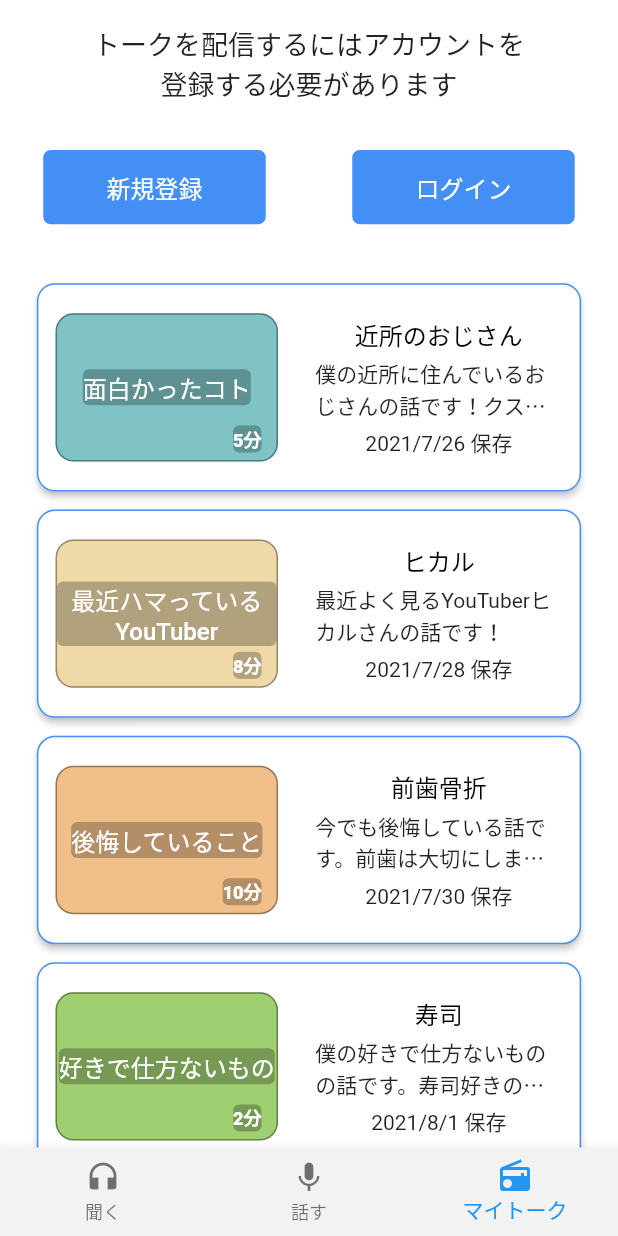
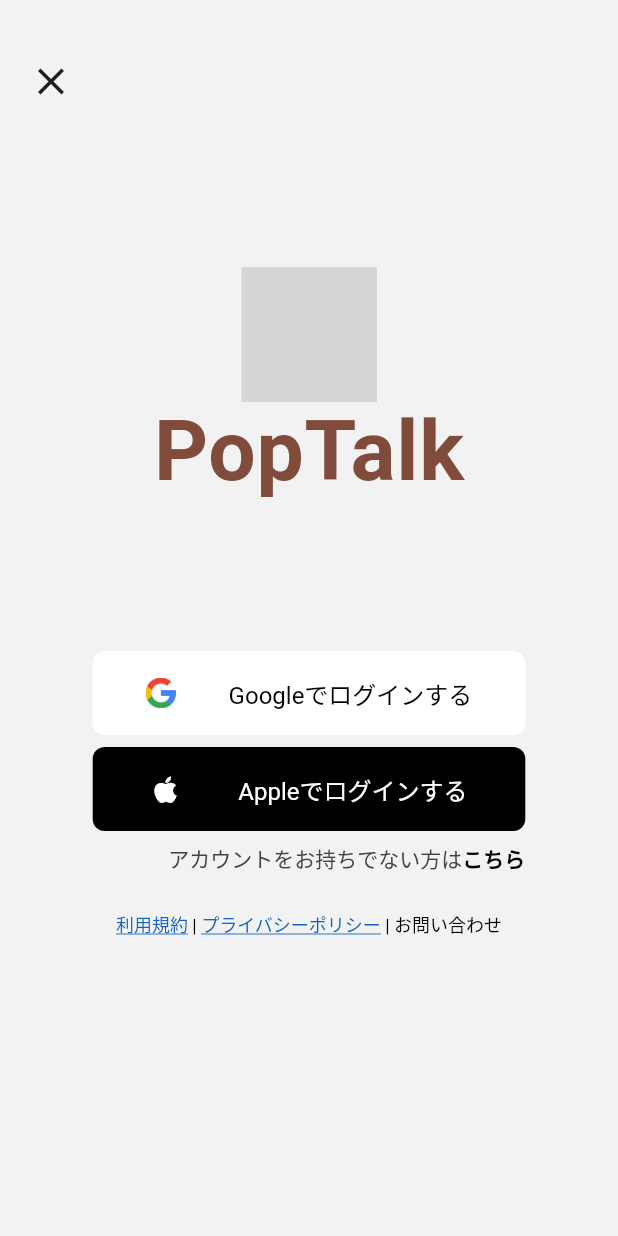
Before and after one commit to masa-tokyo/pop_talk, a Flutter app: the screen it shows after launch, item 3 of the bottom bar chosen, after a tap on "ログイン", on a phone screen of 412 x 824 dp. Run offline on Flutter 3.47's test engine with Material 2 defaults, Android fonts, the phone set to English and light mode, and no system bars; our stand-ins replace cloud_firestore, firebase_auth, firebase_core, flutter_dotenv, flutter_riverpod, flutter_svg and 4 more; accounts and stored records are empty; network calls fail; project files that could hold a hidden picture were left out; grey boxes are pictures that could not be loaded.

Commit message:
[Add]ログイン画面を追加

```diff
--- a/lib/presentation/ui/pages/my_talk.dart
+++ b/lib/presentation/ui/pages/my_talk.dart
@@ -28,11 +28,12 @@ class MyTalkPage extends StatelessWidget {
         } else if (_authNotifier.currentUser == null) {
           return UnauthorizedMyTalk(savedTalkItems: _savedTalkItems);
         } else {
-          return AuthorizedMyTalk(
-            savedTalkItems: _savedTalkItems,
-            postedTalkItems: _postedTalkItems,
-            userData: _authNotifier.currentUser!,
-          );
+          return UnauthorizedMyTalk(savedTalkItems: _savedTalkItems);
+          //     AuthorizedMyTalk(
+          //   savedTalkItems: _savedTalkItems,
+          //   postedTalkItems: _postedTalkItems,
+          //   userData: _authNotifier.currentUser!,
+          // );
         }
       },
     );
--- /dev/null
+++ b/lib/presentation/ui/pages/resister.dart
@@ -0,0 +1,176 @@
+import 'package:flutter/gestures.dart';
+import 'package:flutter/material.dart';
+import 'package:flutter_svg/svg.dart';
+import 'package:font_awesome_flutter/font_awesome_flutter.dart';
+import 'package:google_fonts/google_fonts.dart';
+
+class ResisterPage extends StatefulWidget {
+  const ResisterPage({Key? key}) : super(key: key);
+
+  @override
+  _ResisterPageState createState() => _ResisterPageState();
+}
+
+class _ResisterPageState extends State<ResisterPage> {
+  @override
+  Widget build(BuildContext context) {
+    return Column(
+      children: [
+        Container(
+          padding: const EdgeInsets.only(top: 30, left: 10),
+          alignment: Alignment.topLeft,
+          child: IconButton(
+            onPressed: () => Navigator.pop(context),
+            icon: const Icon(
+              Icons.close,
+              size: 30,
+            ),
+          ),
+        ),
+        const SizedBox(height: 100),
+        Column(
+          children: [
+            SvgPicture.asset(
+              'assets/images/poptalk_logo.svg',
+              fit: BoxFit.cover,
+              height: 90,
+              width: 90,
+            ),
+            Text(
+              'PopTalk',
+              style: GoogleFonts.mPlusRounded1c(
+                letterSpacing: 0.5,
+                textStyle: const TextStyle(
+                  fontSize: 56,
+                  fontWeight: FontWeight.bold,
+                  color: Color(0xFF804B3A),
+                ),
+              ),
+            ),
+          ],
+        ),
+        const SizedBox(height: 100),
+        SizedBox(
+          width: MediaQuery.of(context).size.width * 0.70,
+          child: Column(
+            children: [
+              ElevatedButton(
+                style: ElevatedButton.styleFrom(
+                  primary: Colors.white,
+                  shape: RoundedRectangleBorder(
+                    borderRadius: BorderRadius.circular(8),
+                  ),
+                  padding: const EdgeInsets.symmetric(vertical: 16),
+                ),
+                onPressed: () {},
+                child: Row(
+                  mainAxisAlignment: MainAxisAlignment.spaceEvenly,
+                  children: [
+                    Image.asset(
+                      'assets/images/google_logo.png',
+                      height: 20,
+                      width: 20,
+                      fit: BoxFit.cover,
+                    ),
+                    const Text(
+                      'Googleでログインする',
+                      style: TextStyle(color: Colors.black),
+                    ),
+                  ],
+                ),
+              ),
+              const SizedBox(height: 8),
+              ElevatedButton(
+                style: ElevatedButton.styleFrom(
+                  primary: Colors.black,
+                  shape: RoundedRectangleBorder(
+                    borderRadius: BorderRadius.circular(8),
+                  ),
+                  padding: const EdgeInsets.symmetric(vertical: 16),
+                ),
+                onPressed: () {},
+                child: Row(
+                  mainAxisAlignment: MainAxisAlignment.spaceEvenly,
+                  children: const [
+                    Icon(
+                      FontAwesomeIcons.apple,
+                      size: 20,
+                    ),
+                    Text(
+                      'Appleでログインする',
+                      style: TextStyle(color: Colors.white),
+                    ),
+                  ],
+                ),
+              ),
+              Container(
+                padding: const EdgeInsets.symmetric(vertical: 8),
+                alignment: Alignment.centerRight,
+                child: RichText(
+                  overflow: TextOverflow.clip,
+                  text: TextSpan(
+                    children: [
+                      TextSpan(
+                        text: 'アカウントをお持ちでない方は',
+                        style: TextStyle(color: Colors.grey[800]),
+                      ),
+                      TextSpan(
+                        text: 'こちら',
+                        style: const TextStyle(
+                          color: Colors.black,
+                          fontWeight: FontWeight.w600,
+                        ),
+                        recognizer: TapGestureRecognizer()
+                          ..onTap = () => Navigator.pop(context),
+                      ),
+                    ],
+                  ),
+                ),
+              ),
+              const SizedBox(height: 16),
+              RichText(
+                overflow: TextOverflow.clip,
+                text: TextSpan(
+                  children: [
+                    TextSpan(
+                      text: '利用規約',
+                      style: TextStyle(
+                        fontSize: 12,
+                        color: Colors.blue.shade800,
+                        decoration: TextDecoration.underline,
+                      ),
+                      recognizer: TapGestureRecognizer()
+                        ..onTap = () => Navigator.pop(context),
+                    ),
+                    const TextSpan(
+                        text: ' | ',
+                        style: TextStyle(fontSize: 12, color: Colors.black)),
+                    TextSpan(
+                      text: 'プライバシーポリシー',
+                      style: TextStyle(
+                        fontSize: 12,
+                        color: Colors.blue.shade800,
+                        decoration: TextDecoration.underline,
+                      ),
+                      recognizer: TapGestureRecognizer()
+                        ..onTap = () => Navigator.pop(context),
+                    ),
+                    const TextSpan(
+                        text: ' | ',
+                        style: TextStyle(fontSize: 12, color: Colors.black)),
+                    TextSpan(
+                      text: 'お問い合わせ',
+                      style: const TextStyle(fontSize: 12, color: Colors.black),
+                      recognizer: TapGestureRecognizer()
+                        ..onTap = () => Navigator.pop(context),
+                    ),
+                  ],
+                ),
+              ),
+            ],
+          ),
+        ),
+      ],
+    );
+  }
+}
--- a/lib/presentation/ui/templates/my_talk/unauthorized_my_talk.dart
+++ b/lib/presentation/ui/templates/my_talk/unauthorized_my_talk.dart
@@ -1,6 +1,7 @@
 import 'package:flutter/material.dart';
 import 'package:pop_talk/domain/model/talk_item.dart';
 import 'package:pop_talk/presentation/ui/organisms/talk_tile.dart';
+import 'package:pop_talk/presentation/ui/pages/resister.dart';
 
 class UnauthorizedMyTalk extends StatelessWidget {
   const UnauthorizedMyTalk({Key? key, required this.savedTalkItems})
@@ -59,7 +60,13 @@ class UnauthorizedMyTalk extends StatelessWidget {
                         ),
                         child: ElevatedButton(
                             onPressed: () {
-                              // TODO(MyTalkTeam): ログイン
+                              showModalBottomSheet<void>(
+                                context: context,
+                                isScrollControlled: true,
+                                builder: (BuildContext builder) {
+                                  return const ResisterPage();
+                                },
+                              );
                             },
                             style: Theme.of(context)
                                 .elevatedButtonTheme
--- a/pubspec.yaml
+++ b/pubspec.yaml
@@ -34,6 +34,8 @@ dependencies:
   get_it: ^7.2.0
   google_fonts: ^2.1.0
   json_serializable: ^4.1.0
+  flutter_svg:
+  font_awesome_flutter: ^9.1.0
 
 dev_dependencies:
   build_runner: ^1.11.1
```
Also changed, not shown: assets/images/google_logo.png (added), assets/images/poptalk_logo.svg (added), pubspec.lock.
